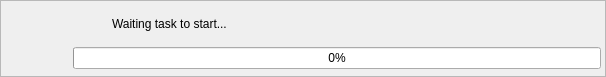
Before: the Qt Designer form libpgmodeler_ui/ui/taskprogresswidget.ui in pgmodeler/pgmodeler, drawn with Qt 5.
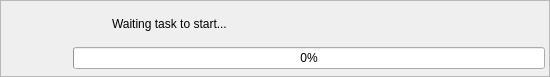
After: the same form once the commit is applied. Icons and pictures are not drawn.

Commit message: Applied automatic resize for TaskProgressWidget

Diff of the .ui file:
```diff
--- a/libpgmodeler_ui/ui/taskprogresswidget.ui
+++ b/libpgmodeler_ui/ui/taskprogresswidget.ui
@@ -9,10 +9,16 @@
    <rect>
     <x>0</x>
     <y>0</y>
-    <width>606</width>
+    <width>550</width>
     <height>77</height>
    </rect>
   </property>
+  <property name="sizePolicy">
+   <sizepolicy hsizetype="Preferred" vsizetype="Fixed">
+    <horstretch>0</horstretch>
+    <verstretch>0</verstretch>
+   </sizepolicy>
+  </property>
   <property name="minimumSize">
    <size>
     <width>550</width>
@@ -22,7 +28,7 @@
   <property name="maximumSize">
    <size>
     <width>16777215</width>
-    <height>77</height>
+    <height>16777215</height>
    </size>
   </property>
   <property name="windowTitle">
```
The commit also changes 1 other file.
